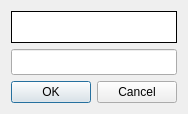
Old version of the form dialogs/captchadialog.ui in the repository jeyboy/playo3.
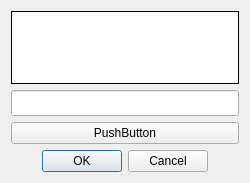
New version of the form.

The edit to the form file:
```diff
--- a/dialogs/captchadialog.ui
+++ b/dialogs/captchadialog.ui
@@ -6,15 +6,15 @@
    <rect>
     <x>0</x>
     <y>0</y>
-    <width>174</width>
-    <height>114</height>
+    <width>250</width>
+    <height>183</height>
    </rect>
   </property>
   <property name="windowTitle">
    <string>Captcha :(</string>
   </property>
-  <layout class="QGridLayout" name="gridLayout">
-   <item row="0" column="0">
+  <layout class="QVBoxLayout" name="verticalLayout">
+   <item>
     <widget class="QLabel" name="captchaImg">
      <property name="styleSheet">
       <string notr="true">QLabel {
@@ -27,7 +27,7 @@
      </property>
     </widget>
    </item>
-   <item row="1" column="0">
+   <item>
     <widget class="QLineEdit" name="captchaText">
      <property name="minimumSize">
       <size>
@@ -37,7 +37,14 @@
      </property>
     </widget>
    </item>
-   <item row="2" column="0">
+   <item>
+    <widget class="QPushButton" name="customAction">
+     <property name="text">
+      <string>PushButton</string>
+     </property>
+    </widget>
+   </item>
+   <item>
     <widget class="QDialogButtonBox" name="buttonBox">
      <property name="orientation">
       <enum>Qt::Horizontal</enum>
```
